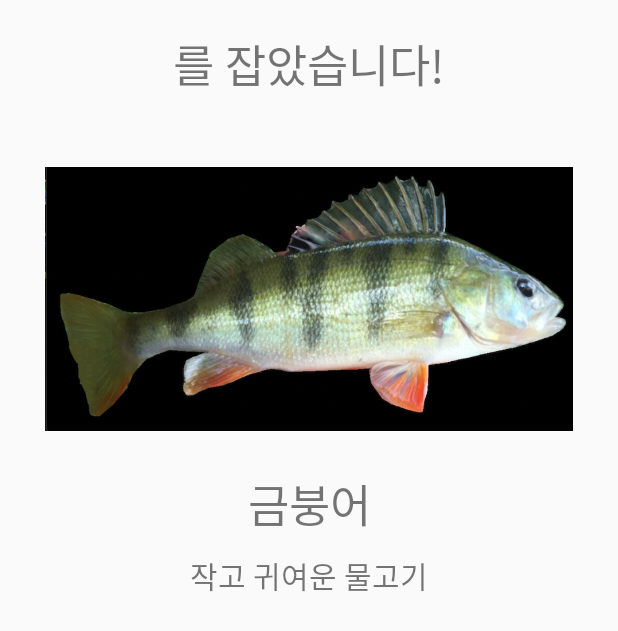
After one commit to lukedevelop/AR-Fishing, an Android app: the layout caught_fish_dlg.xml on its own in the app's theme, with its tools: preview values and no code run, on a phone screen of 412 x 824 dp. The commit adds this screen. Shown: the top 631 px of the screen. Run offline under Robolectric (Android 15) with nearby library versions, the phone set to English and light mode, and no system bars.

Commit message:
Add 물고기 잡고나서 dialog 띄우기

```diff
--- a/ARFishing/app/src/main/java/com/example/arfishing/FishDTO.java
+++ b/ARFishing/app/src/main/java/com/example/arfishing/FishDTO.java
@@ -3,7 +3,7 @@ package com.example.arfishing;
 public class FishDTO {
 
     int fish_id;
-    String fish_name, fish_area, fish_scale, fish_rotation;
+    String fish_name, fish_area, fish_scale, fish_rotation, fish_explain;
 
     @Override
     public String toString() {
--- a/ARFishing/app/src/main/java/com/example/arfishing/MainActivity.java
+++ b/ARFishing/app/src/main/java/com/example/arfishing/MainActivity.java
@@ -223,7 +223,7 @@ public class MainActivity extends FragmentActivity {
 
                 if (castingBtn.getText().toString().equals("완료")) {
                     if (!setRod) {
-                        setRod = true;
+
                         Toast.makeText(getApplicationContext(), "낚시대를 던져주세요.", Toast.LENGTH_SHORT).show();
                         castingBtn.setText("캐스팅");
 
@@ -261,6 +261,7 @@ public class MainActivity extends FragmentActivity {
                     Matrix.translateM(fishMatrix, 0, 5f, -5f, -(float) castingSeekbar.getProgress());
                     Matrix.scaleM(pointMatrix, 0, 1.5f, 1.5f, 1.5f);
                     mRenderer.point.setModelMatrix(pointMatrix);
+                    mRenderer.drawPoint = true;
 
 //                    Matrix.translateM(waterMatrix, 0, 5f, -5f, -(float) castingSeekbar.getProgress());
 //                    Matrix.translateM(waterMatrix, 0, -398f, -14850f, 2362f);
@@ -341,6 +342,7 @@ public class MainActivity extends FragmentActivity {
                             Matrix.rotateM(rodMatrix, 0, -45, 1, 0, 0);
                             Matrix.rotateM(rodMatrix, 0, -20, 0, 1, 0);
                             mRenderer.fishingRod.setModelMatrix(rodMatrix);
+                            mRenderer.drawRod = true;
 
                             waterMatrix = new float[16];
                             pose.toMatrix(waterMatrix, 0);
@@ -348,6 +350,7 @@ public class MainActivity extends FragmentActivity {
                             Matrix.translateM(waterMatrix, 0, 0, -20f, -40f);
                             Matrix.scaleM(waterMatrix, 0, 0.001f, 0.001f, 0.001f);
                             mRenderer.water.setModelMatrix(waterMatrix);
+                            mRenderer.drawWater = true;
 
                             runOnUiThread(new Runnable() {
                                 @Override
--- /dev/null
+++ b/ARFishing/app/src/main/res/layout/caught_fish_dlg.xml
@@ -0,0 +1,47 @@
+<?xml version="1.0" encoding="utf-8"?>
+<LinearLayout xmlns:android="http://schemas.android.com/apk/res/android"
+    android:orientation="vertical"
+    android:layout_width="match_parent"
+    android:layout_height="match_parent">
+
+
+    <TextView
+        android:id="@+id/dlgTv1"
+        android:layout_width="match_parent"
+        android:layout_height="wrap_content"
+        android:textSize="30sp"
+        android:text="를 잡았습니다!"
+        android:gravity="center"
+        android:layout_margin="20dp"></TextView>
+
+    <LinearLayout
+        android:layout_width="match_parent"
+        android:layout_height="228dp"
+        android:layout_marginHorizontal="30dp">
+
+        <ImageView
+            android:id="@+id/dlgImg"
+            android:layout_width="match_parent"
+            android:layout_height="match_parent"
+            android:src="@drawable/img_bass"></ImageView>
+    </LinearLayout>
+
+    <TextView
+        android:id="@+id/dlgTv2"
+        android:layout_width="match_parent"
+        android:layout_height="wrap_content"
+        android:textSize="30sp"
+        android:text="금붕어"
+        android:gravity="center"></TextView>
+
+    <TextView
+        android:id="@+id/dlgTv3"
+        android:layout_width="match_parent"
+        android:layout_height="wrap_content"
+        android:textSize="20sp"
+        android:text="작고 귀여운 물고기"
+        android:gravity="center"
+        android:layout_margin="10dp"></TextView>
+
+
+</LinearLayout>
```
Also changed, not shown: ARFishing/app/src/main/java/com/example/arfishing/CatchFish.java (+30 -8 lines), ARFishing/app/src/main/java/com/example/arfishing/DBDAO.java (+6 -2 lines), ARFishing/app/src/main/java/com/example/arfishing/MainRenderer.java (+12 -5 lines).
